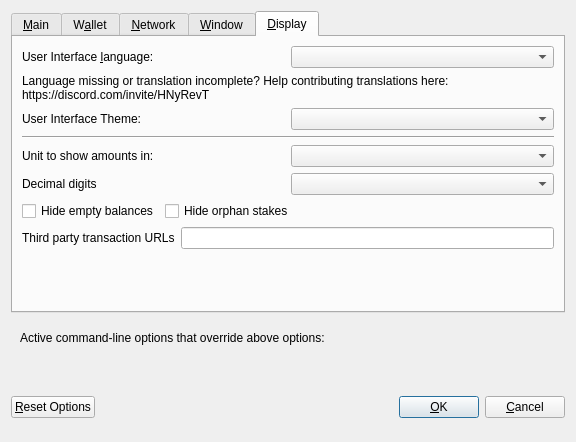
The window that src/qt/forms/optionsdialog.ui (decenomy/DSW) describes before a commit, drawn with Qt 5.
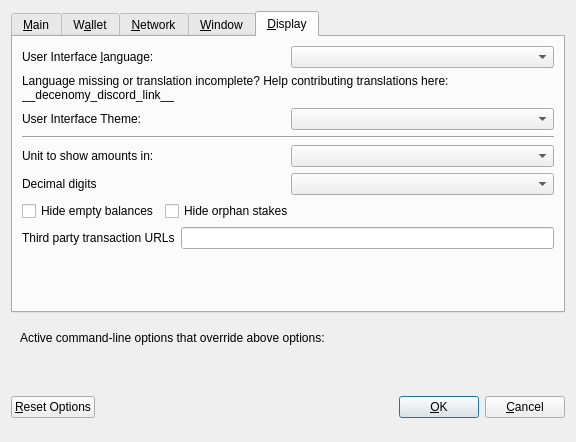
The same window after the commit. The open tabs and pages were chosen to show the change. Custom widgets are drawn as their Qt base class.

Commit message: Fixes discord links

What changed in the file:
```diff
--- a/src/qt/forms/optionsdialog.ui
+++ b/src/qt/forms/optionsdialog.ui
@@ -533,7 +533,7 @@
          </property>
          <property name="text">
           <string>Language missing or translation incomplete? Help contributing translations here:
-https://discord.com/invite/HNyRevT</string>
+__decenomy_discord_link__</string>
          </property>
          <property name="wordWrap">
           <bool>true</bool>
```
The commit also changes 15 other files.
